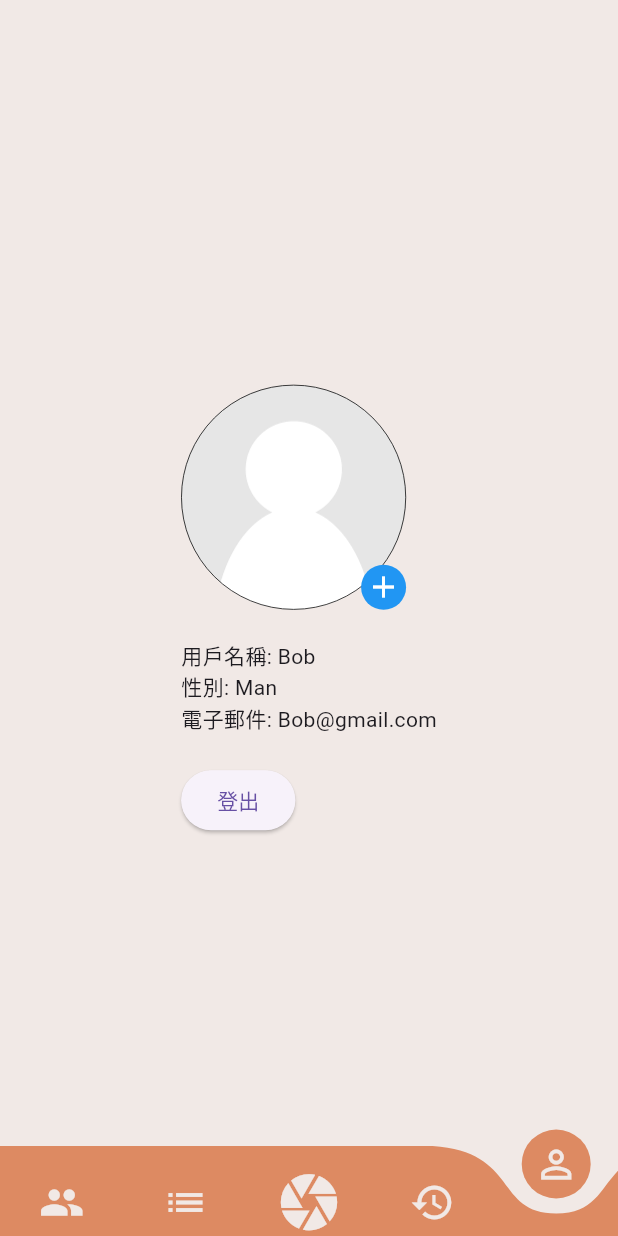
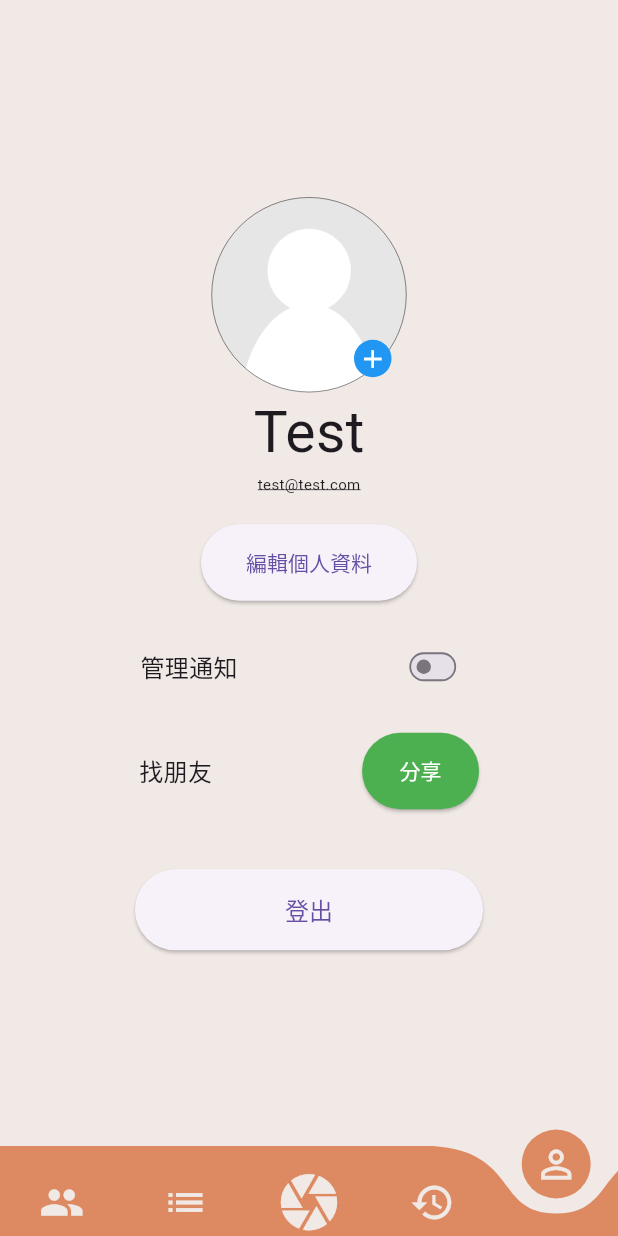
Before and after one commit to AaliyahWu/RecipeGPT, a Flutter app: the HomePage screen opened directly, item 5 of the bottom bar chosen, on a phone screen of 412 x 824 dp. Run offline on Flutter 3.47's test engine with Material 3 defaults, Android fonts, the phone set to English and light mode, and no system bars; our stand-ins replace camera, carousel_slider, curved_navigation_bar, get, image_cropper, image_picker and 2 more; missing offline and left inert: flutter_tflite, mysql1; project files that could hold a hidden picture were left out.

Commit message:
個人檔案頁面

```diff
--- a/lib/homepage.dart
+++ b/lib/homepage.dart
@@ -32,6 +32,8 @@ class _HomePageState extends State<HomePage> {
   String userInput = '';
   TextEditingController _controller = TextEditingController();
   List<String> userInputList = [];
+
+  bool _isNotificationEnabled = false; // 管理通知開關狀態
 
   @override
   Widget build(BuildContext context) {
@@ -417,7 +419,6 @@ class _HomePageState extends State<HomePage> {
             'title': '水果拼盤',
             'description': '各種新鮮水果的精彩組合。',
           },
-          // 您可以在這裡添加更多模擬數據
         ];
 
         return Container(
@@ -458,19 +459,19 @@ class _HomePageState extends State<HomePage> {
         return Scaffold(
           backgroundColor: Color(0xFFF1E9E6),
           body: Padding(
-            padding: const EdgeInsets.only(top: 50.0),
+            padding: const EdgeInsets.only(top: 1.0),
             child: Center(
               child: Column(
                 mainAxisAlignment: MainAxisAlignment.center,
-                crossAxisAlignment: CrossAxisAlignment.start,
+                crossAxisAlignment: CrossAxisAlignment.center,
                 children: <Widget>[
                   Stack(
                     children: <Widget>[
                       Container(
-                        width: 150,
-                        height: 150,
+                        width: 130,
+                        height: 130,
                         decoration: BoxDecoration(
-                          border: Border.all(color: Colors.black, width: 0.5),
+                          border: Border.all(color: Colors.black, width: 0.3),
                           shape: BoxShape.circle,
                           image: DecorationImage(
                             fit: BoxFit.fill,
@@ -480,13 +481,13 @@ class _HomePageState extends State<HomePage> {
                         padding: const EdgeInsets.all(10),
                       ),
                       Positioned(
-                        bottom: 0,
-                        right: 0,
+                        bottom: 10,
+                        right: 10,
                         child: GestureDetector(
                           onTap: () {},
                           child: Container(
-                            width: 30,
-                            height: 30,
+                            width: 25,
+                            height: 25,
                             decoration: BoxDecoration(
                               color: Colors.blue,
                               shape: BoxShape.circle,
@@ -494,19 +495,91 @@ class _HomePageState extends State<HomePage> {
                             child: Icon(
                               Icons.add,
                               color: Colors.white,
+                              size: 20,
                             ),
                           ),
                         ),
                       ),
                     ],
                   ),
-                  SizedBox(height: 20),
+                  // SizedBox(height: 10),
                   Text(
-                    '用戶名稱: Bob\n性別: Man\n電子郵件: Bob@gmail.com',
-                    textAlign: TextAlign.left,
+                    'Test',
+                    style: TextStyle(fontSize: 38),
+                  ),
+                  SizedBox(height: 0),
+                  Text(
+                    'test@test.com',
+                    style: TextStyle(
+                      fontSize: 10,
+                      decoration: TextDecoration.underline,
+                    ),
                   ),
                   SizedBox(height: 20),
                   ElevatedButton(
+                    style: ElevatedButton.styleFrom(
+                      padding:
+                          EdgeInsets.symmetric(horizontal: 30, vertical: 15),
+                      textStyle: TextStyle(fontSize: 14),
+                    ),
+                    child: Text('編輯個人資料'),
+                    onPressed: () {
+                      //
+                    },
+                  ),
+                  SizedBox(height: 20),
+                  Row(
+                    mainAxisAlignment: MainAxisAlignment.center,
+                    children: [
+                      Text(
+                        '管理通知',
+                        style: TextStyle(fontSize: 16),
+                      ),
+                      SizedBox(width: 100),
+                      Transform.scale(
+                        scale: 0.6,
+                        child: Switch(
+                          value: _isNotificationEnabled,
+                          onChanged: (bool value) {
+                            setState(() {
+                              _isNotificationEnabled = value;
+                            });
+                          },
+                        ),
+                      ),
+                    ],
+                  ),
+                  SizedBox(height: 20),
+                  Row(
+                    mainAxisAlignment: MainAxisAlignment.center,
+                    children: [
+                      Text(
+                        '找朋友',
+                        style: TextStyle(fontSize: 16),
+                      ),
+                      SizedBox(width: 100),
+                      ElevatedButton(
+                        style: ElevatedButton.styleFrom(
+                          backgroundColor: Colors.green,
+                          foregroundColor: Colors.white,
+                          padding: EdgeInsets.symmetric(
+                              horizontal: 25, vertical: 15),
+                          textStyle: TextStyle(fontSize: 14),
+                        ),
+                        child: Text('分享'),
+                        onPressed: () {
+                          //
+                        },
+                      ),
+                    ],
+                  ),
+                  SizedBox(height: 40),
+                  ElevatedButton(
+                    style: ElevatedButton.styleFrom(
+                      padding:
+                          EdgeInsets.symmetric(horizontal: 100, vertical: 15),
+                      textStyle: TextStyle(fontSize: 16),
+                    ),
                     child: Text('登出'),
                     onPressed: () {
                       Navigator.push(
```
